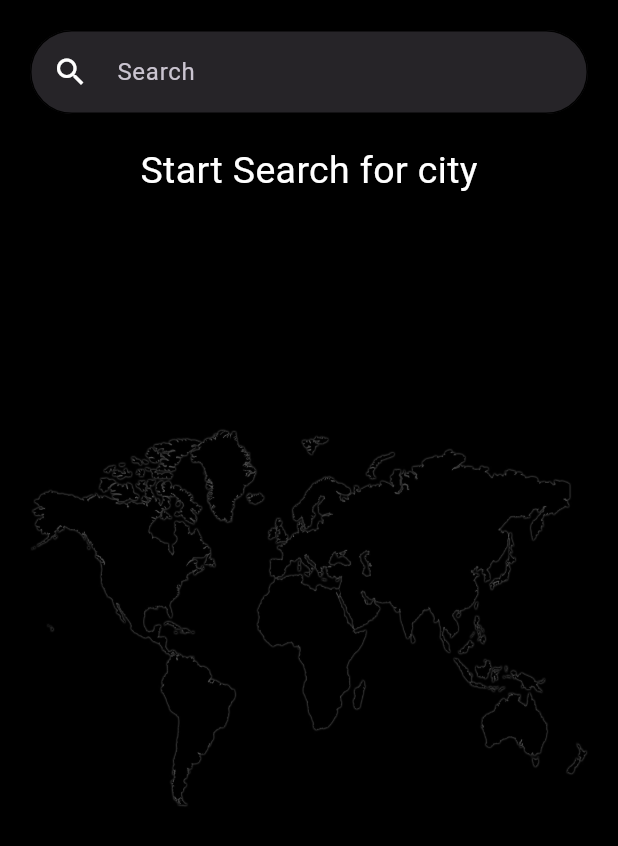
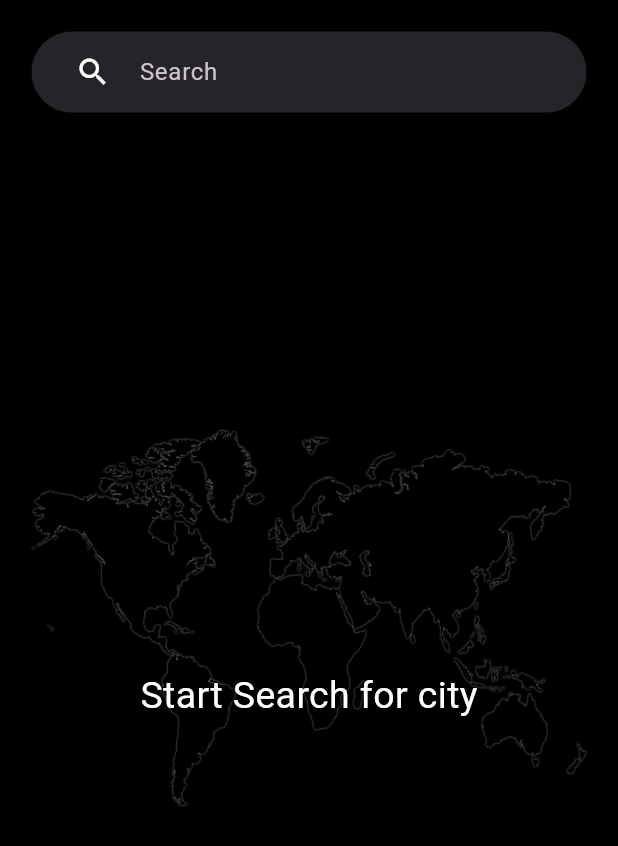
Before and after one commit to mohamed-elsankary/my_weather_app, a Flutter app: the HomeView screen opened by its route, on a phone screen of 412 x 824 dp. Shown: the top 846 px of the screen. Run offline on Flutter 3.47's test engine with Material 3 defaults, Android fonts, the phone set to English and light mode, and no system bars; our stand-ins replace go_router, google_fonts; Roboto replaces fonts that are missing (Tektur).

Commit message:
create search Details view

```diff
--- a/lib/features/home/home_view.dart
+++ b/lib/features/home/home_view.dart
@@ -1,7 +1,7 @@
 import 'package:flutter/material.dart';
 import 'package:weather_app/constant.dart';
 
-import 'package:weather_app/features/search/views/widgets/text_field_Search.dart';
+import 'package:weather_app/features/search/views/text_field_Search_view.dart';
 
 class HomeView extends StatelessWidget {
   const HomeView({super.key});
@@ -21,7 +21,10 @@ class HomeView extends StatelessWidget {
             children: [
               Padding(
                 padding: EdgeInsets.all(20),
-                child: TextFieldSearch(),
+                child: TextFieldSearchView(),
+              ),
+              SizedBox(
+                height: 350,
               ),
               Expanded(
                 child: Text(
--- a/lib/features/search/views/widgets/text_field_Search.dart
+++ b/lib/features/search/views/text_field_Search_view.dart
@@ -1,7 +1,7 @@
 import 'package:flutter/material.dart';
 
-class TextFieldSearch extends StatelessWidget {
-  const TextFieldSearch({super.key});
+class TextFieldSearchView extends StatelessWidget {
+  const TextFieldSearchView({super.key});
 
   @override
   Widget build(BuildContext context) {
@@ -14,7 +14,7 @@ class TextFieldSearch extends StatelessWidget {
         focusedBorder: buildOutlineInputBordar(),
         hintText: 'Search',
         prefixIcon: const Padding(
-          padding: EdgeInsets.only(left: 15, right: 15),
+          padding: EdgeInsets.only(left: 30, right: 15),
           child: Icon(
             Icons.search,
             color: Colors.white,
```
Also changed, not shown: lib/features/search/views/widgets/list_view_container.dart (added, +24 -0 lines), lib/features/search/views/widgets/search_details.dart (+39 -3 lines), lib/features/search/views/widgets/text_search_details.dart (added, +25 -0 lines), lib/features/search/views/widgets/todey_search_details.dart (added, +17 -0 lines).
